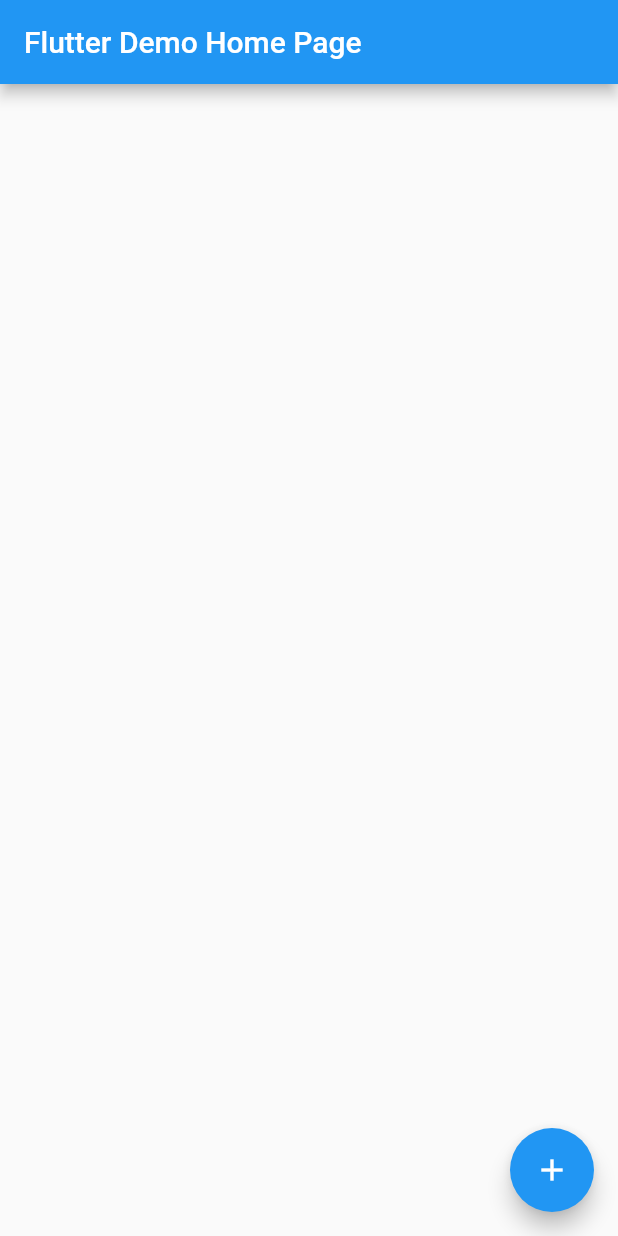
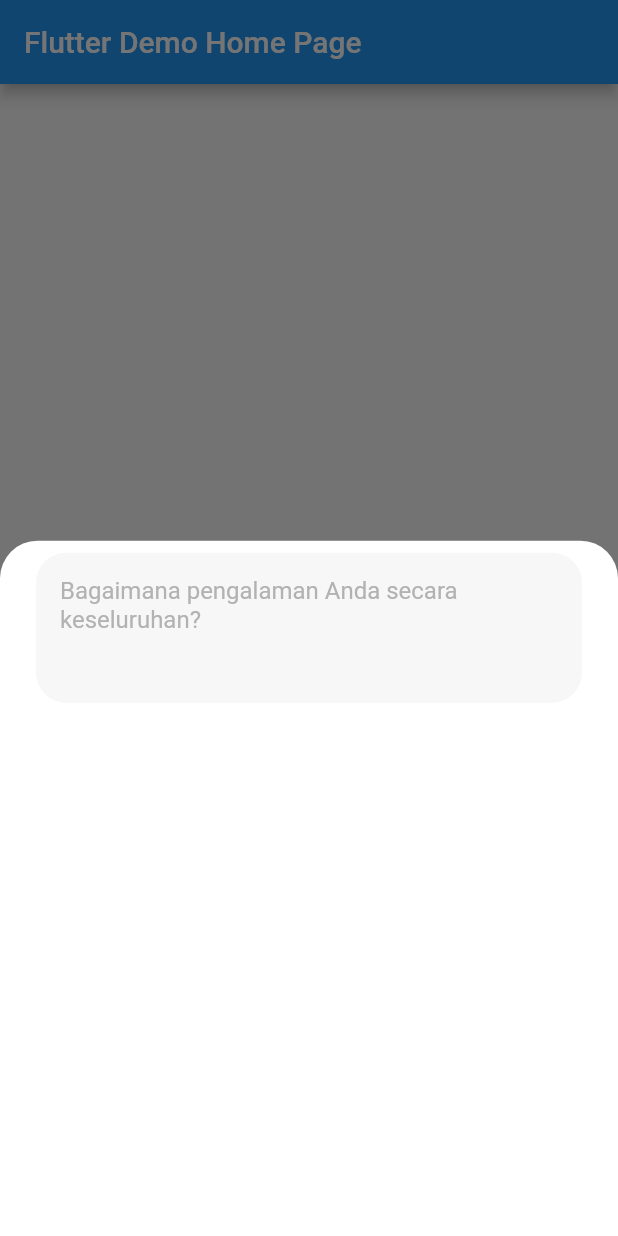
Before and after one commit to turlvo/stackoverflow, a Flutter app: the screen it shows after launch, after a tap on the "add" icon, on a phone screen of 412 x 824 dp. Run offline on Flutter 3.47's test engine with Material 2 defaults, Android fonts, the phone set to English and light mode, and no system bars.

Commit message:
resolve 71554970

```diff
--- a/lib/main.dart
+++ b/lib/main.dart
@@ -41,7 +41,59 @@ class _MyHomePageState extends State<MyHomePage> {
       ),
       body: _buildBody(),
       floatingActionButton: FloatingActionButton(
-        onPressed: () {},
+        onPressed: () {
+          showModalBottomSheet(
+            shape: RoundedRectangleBorder(
+              borderRadius: BorderRadius.vertical(
+                top: Radius.circular(25.0),
+              ),
+            ),
+            backgroundColor: Colors.white,
+            context: context,
+            builder: (context) => Container(
+              padding: EdgeInsets.only(
+                  bottom: MediaQuery.of(context).viewInsets.bottom),
+              child: Wrap(
+                children: [
+                  Column(
+                    crossAxisAlignment: CrossAxisAlignment.start,
+                    mainAxisAlignment: MainAxisAlignment.start,
+                    children: [
+                      // ... another widget
+                      // ...
+                      // ...
+
+                      // Write review text area
+                      Container(
+                        margin: EdgeInsets.fromLTRB(24, 8, 24, 0),
+                        padding: EdgeInsets.fromLTRB(16, 4, 16, 4),
+                        width: double.infinity,
+                        height: 100,
+                        decoration: BoxDecoration(
+                          color: Color(0xffF7F7F7),
+                          borderRadius: BorderRadius.circular(20),
+                        ),
+                        child: TextField(
+                          expands: true,
+                          maxLines: null,
+                          decoration: InputDecoration(
+                            hintText:
+                                'Bagaimana pengalaman Anda secara keseluruhan?',
+                            hintStyle: TextStyle(
+                              color: Color(0xffB2B2B2),
+                            ),
+                            border: InputBorder.none,
+                          ),
+                        ),
+                      ),
+                      SizedBox(height: 2000),
+                    ],
+                  ),
+                ],
+              ),
+            ),
+          );
+        },
         tooltip: 'Increment',
         child: Icon(Icons.add),
       ),
```
Also changed, not shown: pubspec.lock, 2 other files.
